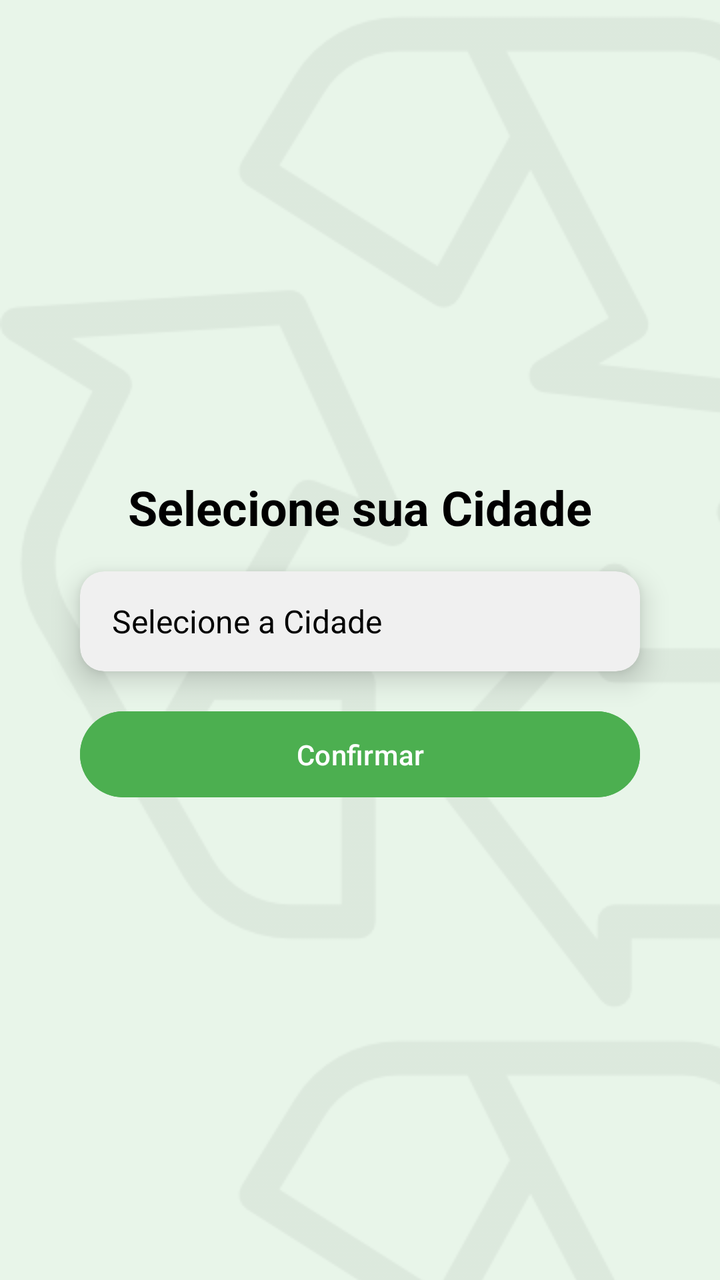
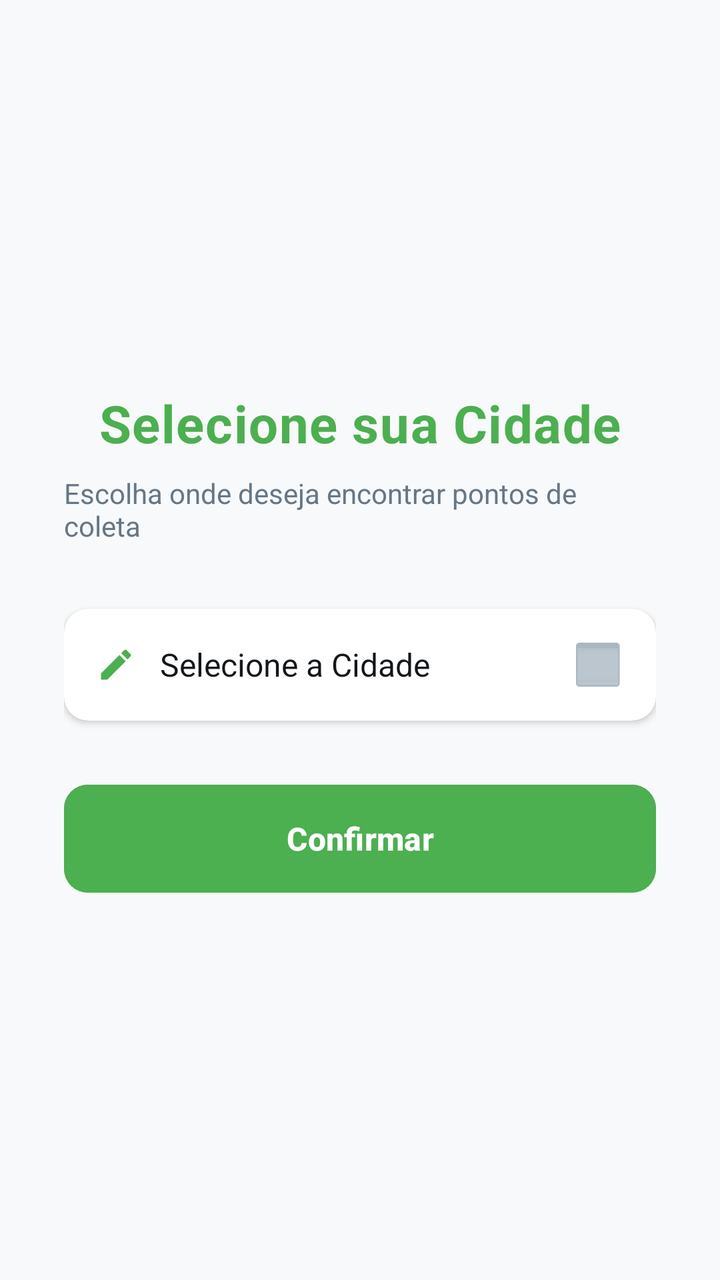

Compare the two renders of this Android layout. The source of the first and the diff that turns it into the second are given below.
<!-- AndroidManifest.xml: application theme Theme.ReciclaFacil -->
<!-- res/layout/activity_city_selection.xml -->
<?xml version="1.0" encoding="utf-8"?>
<androidx.constraintlayout.widget.ConstraintLayout xmlns:android="http://schemas.android.com/apk/res/android"
    xmlns:app="http://schemas.android.com/apk/res-auto"
    xmlns:tools="http://schemas.android.com/tools"
    android:layout_width="match_parent"
    android:layout_height="match_parent"
    android:background="@drawable/background_city_selection"
    android:padding="16dp"
    tools:context=".CitySelectionActivity">

    <TextView
        android:id="@+id/tv_title"
        android:layout_width="wrap_content"
        android:layout_height="wrap_content"
        android:text="Selecione sua Cidade"
        android:textSize="24sp"
        android:textStyle="bold"
        android:textColor="@color/black"

        app:layout_constraintTop_toTopOf="parent"
        app:layout_constraintBottom_toTopOf="@+id/card_dropdown"
        app:layout_constraintEnd_toEndOf="parent"
        app:layout_constraintStart_toStartOf="parent"

        app:layout_constraintVertical_chainStyle="packed"
        app:layout_constraintVertical_bias="0.5" />

    <androidx.cardview.widget.CardView
        android:id="@+id/card_dropdown"
        android:layout_width="0dp"
        android:layout_height="wrap_content"

        android:layout_marginTop="16dp"
        android:layout_marginStart="24dp"
        android:layout_marginEnd="24dp"
        app:cardCornerRadius="12dp"
        app:cardElevation="8dp"
        app:cardBackgroundColor="@color/light_gray"

        app:layout_constraintEnd_toEndOf="parent"
        app:layout_constraintStart_toStartOf="parent"
        app:layout_constraintTop_toBottomOf="@+id/tv_title"
        app:layout_constraintBottom_toTopOf="@+id/btn_confirmar">

    <LinearLayout
        android:id="@+id/ll_city_selector"
        android:layout_width="match_parent"
        android:layout_height="50dp"
        android:paddingStart="16dp"
        android:paddingEnd="16dp"
        android:orientation="horizontal"
        android:gravity="center_vertical"
        android:clickable="true"
        android:focusable="true"
        android:background="@android:color/transparent">

        <TextView
            android:id="@+id/tv_cidade_selecionada"
            android:layout_width="0dp"
            android:layout_height="wrap_content"
            android:layout_weight="1"
            android:text="Selecione a Cidade"
            android:textSize="16sp"
            android:textColor="@color/black" />
    </LinearLayout>
</androidx.cardview.widget.CardView>

<Button
android:id="@+id/btn_confirmar"
android:layout_width="0dp"
android:layout_height="wrap_content"

android:layout_marginTop="16dp"
android:text="Confirmar"
android:padding="12dp"
android:backgroundTint="@color/app_green"
android:textColor="@color/white"
app:layout_constraintEnd_toEndOf="@id/card_dropdown"
app:layout_constraintStart_toStartOf="@id/card_dropdown"
app:layout_constraintTop_toBottomOf="@+id/card_dropdown"
app:layout_constraintBottom_toBottomOf="parent" />

    </androidx.constraintlayout.widget.ConstraintLayout>
<!-- resources referenced by this layout -->
<resources>
  <color name="app_green">#4CAF50</color>
  <color name="black">#FF000000</color>
  <color name="light_gray">#F0F0F0</color>
  <color name="white">#FFFFFF</color>
  <!-- drawable background_city_selection (drawable) -->
  <?xml version="1.0" encoding="utf-8"?>
  <layer-list xmlns:android="http://schemas.android.com/apk/res/android">
  
      <item>
          <shape android:shape="rectangle">
              <solid android:color="@color/background_green_light" />
          </shape>
      </item>
  
      <item>
          <bitmap
              android:src="@drawable/ic_recycling"
              android:tileMode="repeat"
              android:alpha="0.05" /> </item>
  </layer-list>
  <style name="Theme.ReciclaFacil" parent="Base.Theme.ReciclaFacil" />
  <color name="background_green_light">#E8F5E9</color>
  <!-- drawable ic_recycling: png bitmap (drawable, 25797 bytes) -->
  <style name="Base.Theme.ReciclaFacil" parent="Theme.Material3.DayNight.NoActionBar">
  
          <item name="colorPrimary">#FF000000</item>
  
          <item name="android:statusBarColor">#FF000000</item>
  
          <item name="android:windowLightStatusBar" tools:targetApi="23">false</item>
  
      </style>
</resources>

<!-- the commit's change to res/layout/activity_city_selection.xml (unified diff, before → after) -->
@@ -4,8 +4,8 @@
     xmlns:tools="http://schemas.android.com/tools"
     android:layout_width="match_parent"
     android:layout_height="match_parent"
-    android:background="@drawable/background_city_selection"
-    android:padding="16dp"
+    android:background="#F8F9FA"
+    android:padding="32dp"
     tools:context=".CitySelectionActivity">
 
     <TextView
@@ -13,71 +13,94 @@
         android:layout_width="wrap_content"
         android:layout_height="wrap_content"
         android:text="Selecione sua Cidade"
-        android:textSize="24sp"
+        android:textSize="26sp"
         android:textStyle="bold"
-        android:textColor="@color/black"
+        android:textColor="@color/app_green"
+        android:letterSpacing="0.02"
+        android:layout_marginBottom="8dp"
+        app:layout_constraintBottom_toTopOf="@+id/tv_subtitle"
+        app:layout_constraintEnd_toEndOf="parent"
+        app:layout_constraintStart_toStartOf="parent"
+        app:layout_constraintTop_toTopOf="parent"
+        app:layout_constraintVertical_chainStyle="packed" />
 
-        app:layout_constraintTop_toTopOf="parent"
+    <TextView
+        android:id="@+id/tv_subtitle"
+        android:layout_width="wrap_content"
+        android:layout_height="wrap_content"
+        android:text="Escolha onde deseja encontrar pontos de coleta"
+        android:textSize="14sp"
+        android:textColor="#657786"
+        android:layout_marginBottom="32dp"
         app:layout_constraintBottom_toTopOf="@+id/card_dropdown"
         app:layout_constraintEnd_toEndOf="parent"
         app:layout_constraintStart_toStartOf="parent"
-
-        app:layout_constraintVertical_chainStyle="packed"
-        app:layout_constraintVertical_bias="0.5" />
+        app:layout_constraintTop_toBottomOf="@id/tv_title" />
 
     <androidx.cardview.widget.CardView
         android:id="@+id/card_dropdown"
-        android:layout_width="0dp"
+        android:layout_width="match_parent"
         android:layout_height="wrap_content"
-
-        android:layout_marginTop="16dp"
-        android:layout_marginStart="24dp"
-        android:layout_marginEnd="24dp"
+        android:layout_marginBottom="32dp"
         app:cardCornerRadius="12dp"
-        app:cardElevation="8dp"
-        app:cardBackgroundColor="@color/light_gray"
-
+        app:cardElevation="2dp"
+        app:cardBackgroundColor="#FFFFFF"
+        app:layout_constraintBottom_toTopOf="@+id/btn_confirmar"
         app:layout_constraintEnd_toEndOf="parent"
         app:layout_constraintStart_toStartOf="parent"
-        app:layout_constraintTop_toBottomOf="@+id/tv_title"
-        app:layout_constraintBottom_toTopOf="@+id/btn_confirmar">
+        app:layout_constraintTop_toBottomOf="@+id/tv_subtitle">
 
-    <LinearLayout
-        android:id="@+id/ll_city_selector"
+        <LinearLayout
+            android:id="@+id/ll_city_selector"
+            android:layout_width="match_parent"
+            android:layout_height="56dp"
+            android:paddingHorizontal="16dp"
+            android:orientation="horizontal"
+            android:gravity="center_vertical"
+            android:clickable="true"
+            android:focusable="true"
+            android:background="?attr/selectableItemBackground">
+
+            <ImageView
+                android:layout_width="20dp"
+                android:layout_height="20dp"
+                android:src="@drawable/ic_edit_location"
+                app:tint="@color/app_green"
+                android:layout_marginEnd="12dp" />
+
+            <TextView
+                android:id="@+id/tv_cidade_selecionada"
+                android:layout_width="0dp"
+                android:layout_height="wrap_content"
+                android:layout_weight="1"
+                android:text="Selecione a Cidade"
+                android:textSize="16sp"
+                android:textColor="#14171A" />
+
+            <ImageView
+                android:layout_width="24dp"
+                android:layout_height="24dp"
+                android:src="@android:drawable/spinner_background"
+                app:tint="#AAB8C2" />
+        </LinearLayout>
+    </androidx.cardview.widget.CardView>
+
+    <Button
+        android:id="@+id/btn_confirmar"
         android:layout_width="match_parent"
-        android:layout_height="50dp"
-        android:paddingStart="16dp"
-        android:paddingEnd="16dp"
-        android:orientation="horizontal"
-        android:gravity="center_vertical"
-        android:clickable="true"
-        android:focusable="true"
-        android:background="@android:color/transparent">
+        android:layout_height="54dp"
+        android:text="Confirmar"
+        android:backgroundTint="@color/app_green"
+        android:textColor="#FFFFFF"
+        android:textSize="16sp"
+        android:textStyle="bold"
+        android:insetTop="0dp"
+        android:insetBottom="0dp"
+        app:cornerRadius="12dp"
+        android:elevation="2dp"
+        app:layout_constraintBottom_toBottomOf="parent"
+        app:layout_constraintEnd_toEndOf="parent"
+        app:layout_constraintStart_toStartOf="parent"
+        app:layout_constraintTop_toBottomOf="@+id/card_dropdown" />
 
-        <TextView
-            android:id="@+id/tv_cidade_selecionada"
-            android:layout_width="0dp"
-            android:layout_height="wrap_content"
-            android:layout_weight="1"
-            android:text="Selecione a Cidade"
-            android:textSize="16sp"
-            android:textColor="@color/black" />
-    </LinearLayout>
-</androidx.cardview.widget.CardView>
-
-<Button
-android:id="@+id/btn_confirmar"
-android:layout_width="0dp"
-android:layout_height="wrap_content"
-
-android:layout_marginTop="16dp"
-android:text="Confirmar"
-android:padding="12dp"
-android:backgroundTint="@color/app_green"
-android:textColor="@color/white"
-app:layout_constraintEnd_toEndOf="@id/card_dropdown"
-app:layout_constraintStart_toStartOf="@id/card_dropdown"
-app:layout_constraintTop_toBottomOf="@+id/card_dropdown"
-app:layout_constraintBottom_toBottomOf="parent" />
-
-    </androidx.constraintlayout.widget.ConstraintLayout>
+</androidx.constraintlayout.widget.ConstraintLayout>
<!-- resource entries referenced after the edit -->
@@ -1,28 +1,17 @@
 <!-- resources referenced by this layout -->
 <resources>
   <color name="app_green">#4CAF50</color>
-  <color name="black">#FF000000</color>
-  <color name="light_gray">#F0F0F0</color>
-  <color name="white">#FFFFFF</color>
-  <!-- drawable background_city_selection (drawable) -->
-  <?xml version="1.0" encoding="utf-8"?>
-  <layer-list xmlns:android="http://schemas.android.com/apk/res/android">
-  
-      <item>
-          <shape android:shape="rectangle">
-              <solid android:color="@color/background_green_light" />
-          </shape>
-      </item>
-  
-      <item>
-          <bitmap
-              android:src="@drawable/ic_recycling"
-              android:tileMode="repeat"
-              android:alpha="0.05" /> </item>
-  </layer-list>
+  <!-- drawable ic_edit_location (drawable) -->
+  <vector xmlns:android="http://schemas.android.com/apk/res/android"
+      android:width="24dp"
+      android:height="24dp"
+      android:viewportWidth="24"
+      android:viewportHeight="24">
+      <path
+          android:fillColor="#FF000000"
+          android:pathData="M3,17.25V21h3.75L17.81,9.94l-3.75,-3.75L3,17.25zM20.71,7.04c0.39,-0.39 0.39,-1.02 0,-1.41l-2.34,-2.34c-0.39,-0.39 -1.02,-0.39 -1.41,0l-1.83,1.83l3.75,3.75l1.83,-1.83z"/>
+  </vector>
   <style name="Theme.ReciclaFacil" parent="Base.Theme.ReciclaFacil" />
-  <color name="background_green_light">#E8F5E9</color>
-  <!-- drawable ic_recycling: png bitmap (drawable, 25797 bytes) -->
   <style name="Base.Theme.ReciclaFacil" parent="Theme.Material3.DayNight.NoActionBar">
   
           <item name="colorPrimary">#FF000000</item>
